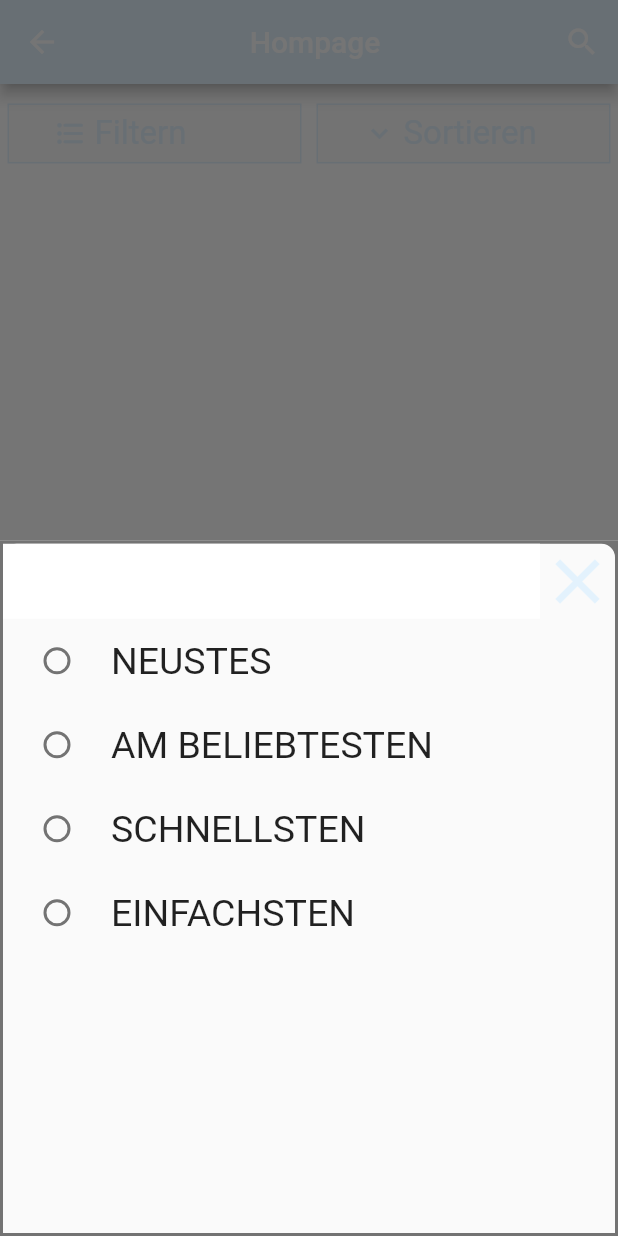
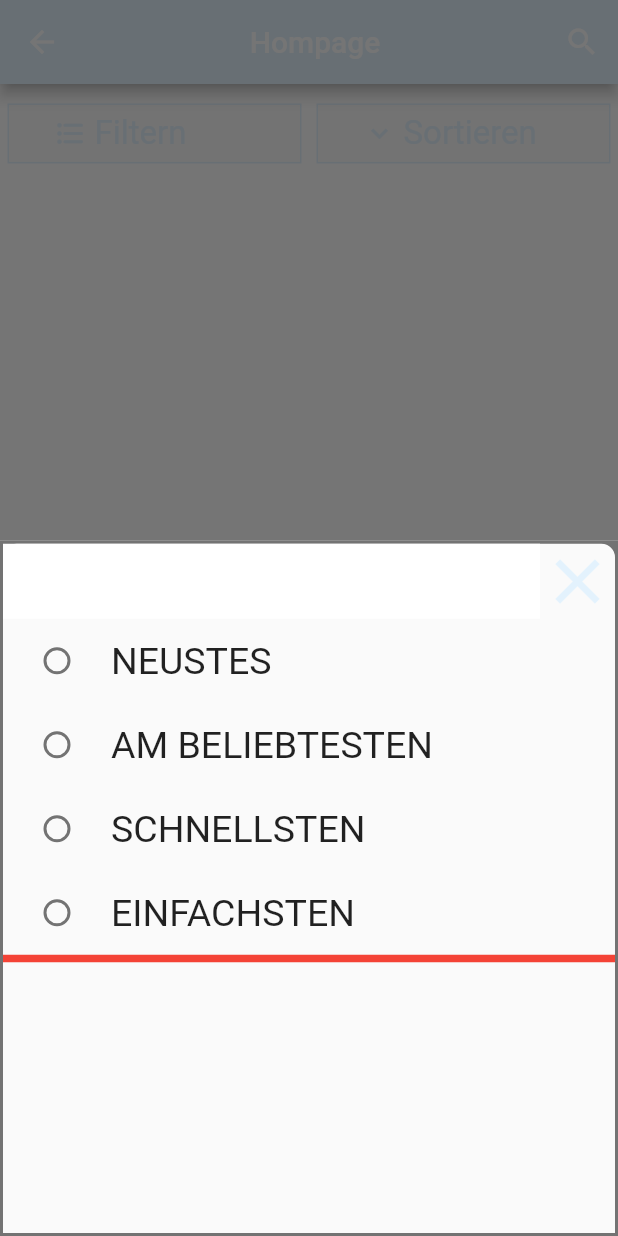
Before and after one commit to flogeiger/RecipeApp, a Flutter app: the HomePage screen opened directly, after a tap on "Sortieren", on a phone screen of 412 x 824 dp. Run offline on Flutter 3.47's test engine with Material 2 defaults, Android fonts, the phone set to English and light mode, and no system bars; our stand-ins replace auto_size_text, cloud_firestore, firebase_auth, firebase_core, firebase_storage, fluttertoast and 4 more; accounts and stored records are empty; generated files the repository leaves out were written again.

Commit message:
Sortlogic for 'Schnellsten' implemented with QuickSort

```diff
--- a/lib/HomePage/HomePage.dart
+++ b/lib/HomePage/HomePage.dart
@@ -1,20 +1,24 @@
 import 'package:cloud_firestore/cloud_firestore.dart';
+import 'package:firebase_storage/firebase_storage.dart';
 import 'package:sample/HomePage/Sort/Sortdropbar.dart';
 import 'package:sample/HomePage/Filtern/FilterButton.dart';
 import 'package:sample/HomePage/RecipeGUI/smallrecipeInfo.dart';
 import 'package:flutter/material.dart';
+import 'package:sample/models/FilterMethods.dart';
 import 'package:sample/models/Recipe.dart';
 import 'package:sample/models/RecipeList.dart';
 
 class HomePage extends StatefulWidget {
   bool filtern;
-  Future<List<Recipe>> recipeList;
+  List<Recipe> recipeList;
   HomePage(this.filtern, this.recipeList);
   @override
   State<HomePage> createState() => _HomePageState();
 }
 
 class _HomePageState extends State<HomePage> {
+  List<Recipe> getRecipeList = [];
+
   Future<List<Recipe>> getDatafromFirebase() async {
     CollectionReference _collectionRef =
         FirebaseFirestore.instance.collection('Recipes');
@@ -25,12 +29,15 @@ class _HomePageState extends State<HomePage> {
     // Get data from docs and convert map to List
     final allData = querySnapshot.docs.map((doc) => doc.data()).toList();
     List<Recipe> listtRecipe = [];
+
+    Recipe recipeclass;
+    getRecipeList.clear();
     for (var item in allData) {
       Map<String, dynamic> tst = Map<String, dynamic>.from(item);
       recipeclass = Recipe.fromJson(tst);
       listtRecipe.add(recipeclass);
+      getRecipeList.add(recipeclass);
     }
-    RecipeList.getRecipeList = listtRecipe;
     return listtRecipe;
   }
 
@@ -43,7 +50,6 @@ class _HomePageState extends State<HomePage> {
         },
       );
 
-  Recipe recipeclass;
   @override
   initState() {
     super.initState();
@@ -110,22 +116,22 @@ class _HomePageState extends State<HomePage> {
                         child: FilterButton(),
                       ),
                       Expanded(
-                        child: SortDropBar(),
+                        child: SortDropBar(getRecipeList),
                       ),
                     ],
                   ),
                 ),
                 Container(
                   height: MediaQuery.of(context).size.height * 0.68,
-                  child: FutureBuilder(
-                      future: widget.filtern == false
-                          ? getDatafromFirebase()
-                          : widget.recipeList,
+                  child: widget.filtern == false
+                      ? FutureBuilder(
+                          future: getDatafromFirebase(),
                           builder: (BuildContext ctx, AsyncSnapshot snapshot) {
                             final recipe = snapshot.data;
                             switch (snapshot.connectionState) {
                               case ConnectionState.waiting:
-                            return Center(child: CircularProgressIndicator());
+                                return Center(
+                                    child: CircularProgressIndicator());
                               default:
                                 if (snapshot.hasError) {
                                   return Center(
@@ -134,7 +140,9 @@ class _HomePageState extends State<HomePage> {
                                   return buildRecipes(recipe);
                                 }
                             }
-                      }),
+                          },
+                        )
+                      : buildRecipes(widget.recipeList),
                 ),
               ],
             ),
--- a/lib/HomePage/Sort/SortItem.dart
+++ b/lib/HomePage/Sort/SortItem.dart
@@ -1,13 +1,20 @@
 import 'package:flutter/material.dart';
+import 'package:sample/HomePage/HomePage.dart';
+import 'package:sample/models/FilterMethods.dart';
+import 'package:sample/models/Recipe.dart';
 import 'Sort.dart';
 
 class FilterItem extends StatefulWidget {
+  List<Recipe> recip;
+  FilterItem(this.recip);
   @override
   _FilterItemState createState() => _FilterItemState();
 }
 
 class _FilterItemState extends State<FilterItem> {
   int selectedRadio;
+
+  String currentFilteroptiontxt;
   Sort selectedSort;
   List<Sort> listsort;
   @override
@@ -39,6 +46,9 @@ class _FilterItemState extends State<FilterItem> {
           groupValue: selectedSort,
           onChanged: (currentUser) {
             setSelcetedUser(currentUser);
+            if (sortName.sorttxt == 'Schnellsten'.toUpperCase()) {
+              currentFilteroptiontxt = sortName.sorttxt;
+            }
           },
           selected: selectedSort == sortName,
           title: Text(
@@ -50,6 +60,25 @@ class _FilterItemState extends State<FilterItem> {
         ),
       );
     }
+    widgets.add(
+      InkWell(
+        onTap: () {
+          if (currentFilteroptiontxt == 'Schnellsten'.toUpperCase()) {
+            Navigator.push(context, MaterialPageRoute(builder: (cont) {
+              return HomePage(
+                true,
+                FilterMethods.quickSort(
+                    widget.recip, 0, widget.recip.length - 1),
+              );
+            }));
+          }
+        },
+        child: Container(
+          color: Colors.red,
+          height: 5,
+        ),
+      ),
+    );
     return widgets;
   }
 
@@ -57,7 +86,11 @@ class _FilterItemState extends State<FilterItem> {
   Widget build(BuildContext context) {
     return Container(
       child: Column(
-        children: createRadioListSort(),
+        children: [
+          Column(
+            children: createRadioListSort(),
+          ),
+        ],
       ),
     );
   }
--- a/lib/HomePage/Sort/Sortdropbar.dart
+++ b/lib/HomePage/Sort/Sortdropbar.dart
@@ -1,7 +1,10 @@
 import 'package:flutter/material.dart';
+import 'package:sample/models/Recipe.dart';
 import 'SortItem.dart';
 
 class SortDropBar extends StatefulWidget {
+  List<Recipe> reciplist;
+  SortDropBar(this.reciplist);
   @override
   _SortDropBarState createState() => _SortDropBarState();
 }
@@ -100,7 +103,16 @@ class _SortDropBarState extends State<SortDropBar> {
                       )
                     ],
                   ),
-                  FilterItem(),
+                  FilterItem(widget.reciplist),
+                  //if (sortName.sorttxt == 'Schnellsten'.toUpperCase()) {
+                  // Navigator.push(context, MaterialPageRoute(builder: (cont) {
+                  //return HomePage(
+                  //true,
+                  //FilterMethods.quickSort(
+                  //widget.recip, 0, widget.recip.length - 1),
+                  //);
+                  //}));
+                  //}
                 ],
               ),
             ),
--- a/lib/models/RecipeList.dart
+++ b/lib/models/RecipeList.dart
@@ -1,5 +1,5 @@
 import 'Recipe.dart';
 
 class RecipeList {
-  static List<Recipe> getRecipeList;
+  static List<Recipe> getRecipeList = [];
 }
```
Also changed, not shown: lib/models/FilterMethods.dart (added, +33 -0 lines). Lines whose indentation alone changed are shown as unchanged.
